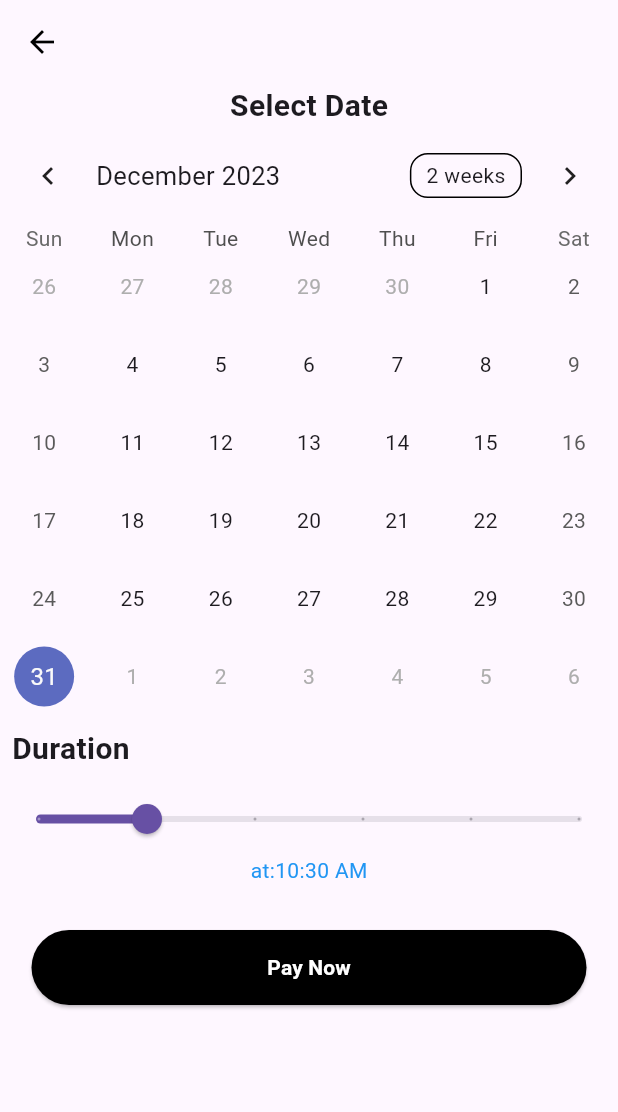
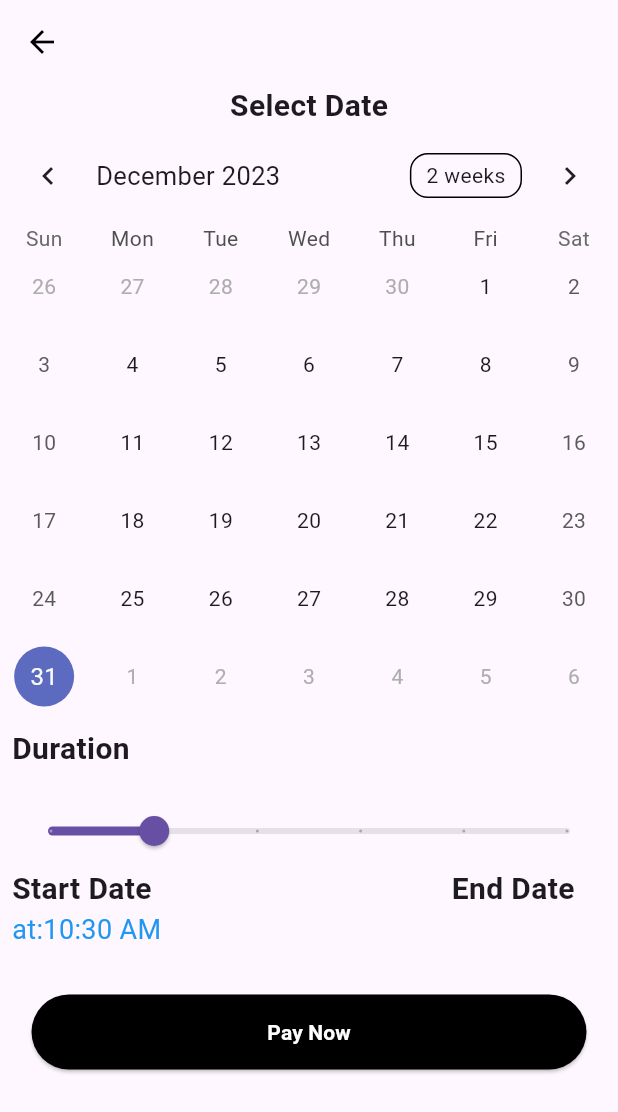
Before and after one commit to ritamagdy22/SmartParkFinalProject, a Flutter app: the ParkingDetails screen opened directly, on a phone screen of 412 x 824 dp. Shown: the top 1112 px of the screen. Run offline on Flutter 3.47's test engine with Material 3 defaults, Android fonts, the phone set to English and light mode, and no system bars; drawn by our look-alikes of table_calendar; our stand-ins replace google_sign_in, smooth_page_indicator.

Commit message:
parking screen details is done

```diff
--- a/lib/Book_Now/Parking_Details.dart
+++ b/lib/Book_Now/Parking_Details.dart
@@ -79,7 +79,10 @@ class _ParkingDetailsState extends State<ParkingDetails> {
               ],
             ),
           ),
-          Column(
+          Padding(
+            padding: const EdgeInsets.all(8.0),
+            child: Column(
+              mainAxisAlignment: MainAxisAlignment.start,
               children: [
                 Slider(
                   value: _currentSliderValue,
@@ -92,13 +95,27 @@ class _ParkingDetailsState extends State<ParkingDetails> {
                     });
                   },
                 ),
+                Row(
+                  children: [
+                    Text("Start Date",
+                        style: TextStyle(fontWeight: FontWeight.bold,
+                            fontSize: 20)),
+                    SizedBox(width: 200),
 
-              // SingleChildScrollView(
-              //   child:
-              // ),
+                    Text("End Date",
+                        style: TextStyle(fontWeight: FontWeight.bold,
+                            fontSize: 20)),
+
+
+                  ],
+                ),
+                Row(
+                  children: [
                     Text(
                       'at:${DateFormat('h:mm a').format(DateFormat("yyyy-MM-dd hh:mm:ss").parse(DateTime.now().toString()))}',
-                style: const TextStyle(color: Colors.blue),
+                      style: const TextStyle(color: Colors.blue, fontSize: 18),
+                    ),
+                  ],
                 ),
 
                 const SizedBox(height: 30),
@@ -108,6 +125,7 @@ class _ParkingDetailsState extends State<ParkingDetails> {
                   onPressed: () {},
                 )
               ],
+            ),
           ),
         ],
       ),
@@ -119,16 +137,3 @@ class _ParkingDetailsState extends State<ParkingDetails> {
     return _events[day] ?? [];
   }
 }
-
-/*
- ElevatedButton(
-                onPressed: () {
-                  // Perform login logic here using the email and password
-                },
-                style: ButtonStyle(
-                  backgroundColor: MaterialStateProperty.all(Colors.black),
-                  minimumSize: MaterialStateProperty.all(Size(370, 50)),
-                ),
-                child: Text('Pay Now'),
-              ),
- */
```
Lines whose indentation alone changed are shown as unchanged.
